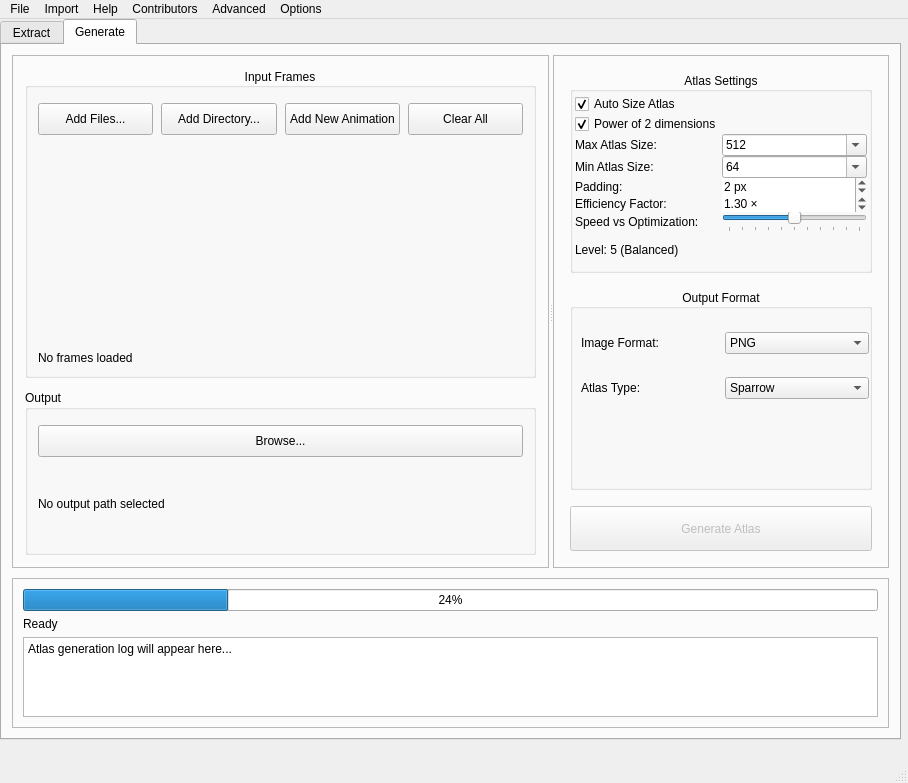
Before: the Qt Designer form src/gui/app.ui in MeguminBOT/TextureAtlas-to-GIF-and-Frames, drawn with Qt 5.
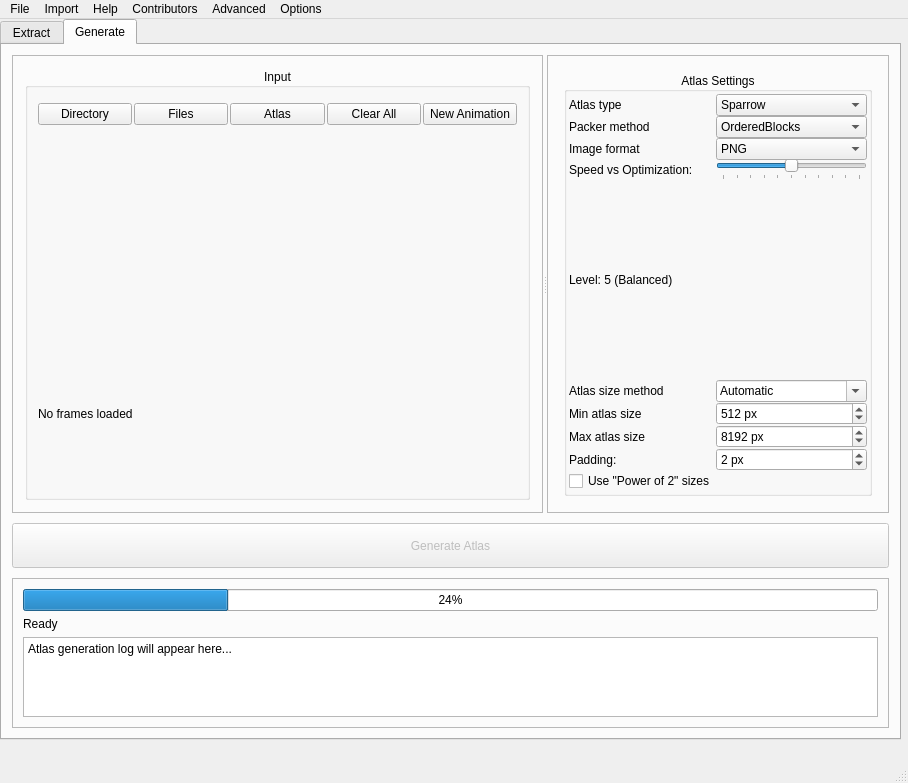
After: the same form once the commit is applied.

Commit message:
Removing advanced packers for now and instead add simpler packers.
MaxRects will be added soon, and then an overkill custom packer.

What changed in the file:
```diff
--- a/src/gui/app.ui
+++ b/src/gui/app.ui
@@ -1063,7 +1063,7 @@
           <item>
            <widget class="QGroupBox" name="input_group">
             <property name="title">
-             <string>Input Frames</string>
+             <string>Input</string>
             </property>
             <property name="alignment">
              <set>Qt::AlignmentFlag::AlignCenter</set>
@@ -1088,49 +1088,55 @@
               <number>10</number>
              </property>
              <item>
-              <layout class="QHBoxLayout" name="buttons_layout">
+              <layout class="QHBoxLayout" name="input_buttons_layout" stretch="0,0,0,0,0">
                <property name="spacing">
-                <number>8</number>
+                <number>2</number>
                </property>
-               <item>
-                <widget class="QPushButton" name="add_files_button">
-                 <property name="minimumSize">
-                  <size>
-                   <width>0</width>
-                   <height>32</height>
-                  </size>
-                 </property>
-                 <property name="text">
-                  <string>Add Files...</string>
-                 </property>
-                 <property name="flat">
-                  <bool>false</bool>
-                 </property>
-                </widget>
-               </item>
                <item>
                 <widget class="QPushButton" name="add_directory_button">
                  <property name="minimumSize">
                   <size>
                    <width>0</width>
-                   <height>32</height>
+                   <height>16</height>
                   </size>
                  </property>
                  <property name="text">
-                  <string>Add Directory...</string>
+                  <string>Directory</string>
                  </property>
                 </widget>
                </item>
                <item>
-                <widget class="QPushButton" name="add_animation_button">
+                <widget class="QPushButton" name="add_files_button">
                  <property name="minimumSize">
                   <size>
                    <width>0</width>
-                   <height>32</height>
+                   <height>16</height>
                   </size>
                  </property>
                  <property name="text">
-                  <string>Add New Animation</string>
+                  <string>Files</string>
+                 </property>
+                 <property name="flat">
+                  <bool>false</bool>
+                 </property>
+                </widget>
+               </item>
+               <item>
+                <widget class="QPushButton" name="add_existing_atlas_button">
+                 <property name="minimumSize">
+                  <size>
+                   <width>0</width>
+                   <height>16</height>
+                  </size>
+                 </property>
+                 <property name="statusTip">
+                  <string>Adds an existing atlas to be regenerated by the generator</string>
+                 </property>
+                 <property name="text">
+                  <string>Atlas</string>
+                 </property>
+                 <property name="flat">
+                  <bool>false</bool>
                  </property>
                 </widget>
                </item>
@@ -1139,7 +1145,7 @@
                  <property name="minimumSize">
                   <size>
                    <width>0</width>
-                   <height>32</height>
+                   <height>16</height>
                   </size>
                  </property>
                  <property name="text">
@@ -1147,6 +1153,22 @@
                  </property>
                 </widget>
                </item>
+               <item>
+                <widget class="QPushButton" name="add_animation_button">
+                 <property name="minimumSize">
+                  <size>
+                   <width>0</width>
+                   <height>16</height>
+                  </size>
+                 </property>
+                 <property name="statusTip">
+                  <string>Manually adds a new animation entry for the atlas</string>
+                 </property>
+                 <property name="text">
+                  <string>New Animation</string>
+                 </property>
+                </widget>
+               </item>
               </layout>
              </item>
              <item>
@@ -1169,57 +1191,6 @@
             </layout>
            </widget>
           </item>
-          <item>
-           <widget class="QGroupBox" name="output_group">
-            <property name="title">
-             <string>Output</string>
-            </property>
-            <layout class="QVBoxLayout" name="output_layout">
-             <property name="spacing">
-              <number>8</number>
-             </property>
-             <property name="leftMargin">
-              <number>10</number>
-             </property>
-             <property name="topMargin">
-              <number>15</number>
-             </property>
-             <property name="rightMargin">
-              <number>10</number>
-             </property>
-             <property name="bottomMargin">
-              <number>10</number>
-             </property>
-             <item>
-              <widget class="QPushButton" name="output_path_button">
-               <property name="minimumSize">
-                <size>
-                 <width>0</width>
-                 <height>32</height>
-                </size>
-               </property>
-               <property name="text">
-                <string>Browse...</string>
-               </property>
-              </widget>
-             </item>
-             <item>
-              <layout class="QHBoxLayout" name="output_path_layout">
-               <property name="spacing">
-                <number>8</number>
-               </property>
-               <item>
-                <widget class="QLabel" name="output_path_label">
-                 <property name="text">
-                  <string>No output path selected</string>
-                 </property>
-                </widget>
-               </item>
-              </layout>
-             </item>
-            </layout>
-           </widget>
-          </item>
          </layout>
         </widget>
         <widget class="QFrame" name="settings_panel">
@@ -1256,7 +1227,7 @@
             <property name="flat">
              <bool>true</bool>
             </property>
-            <layout class="QGridLayout" name="atlas_layout">
+            <layout class="QGridLayout" name="atlas_layout" rowstretch="0,0,0,0,0,0,0,0,0,0,0,0,0,0,0,0,0,0,0,0,0,0,0,0,0,0,0">
              <property name="sizeConstraint">
               <enum>QLayout::SizeConstraint::SetNoConstraint</enum>
              </property>
@@ -1275,7 +1246,140 @@
              <property name="spacing">
               <number>0</number>
              </property>
-             <item row="7" column="1">
+             <item row="21" column="2">
+              <widget class="QComboBox" name="atlas_size_method_combobox">
+               <property name="toolTip">
+                <string>&lt;html&gt;&lt;head/&gt;&lt;body&gt;&lt;p&gt;&lt;span style=&quot; font-weight:700;&quot;&gt;Atlas sizing method:&lt;/span&gt;&lt;br/&gt;• &lt;span style=&quot; font-style:italic;&quot;&gt;Automatic&lt;/span&gt;: Detects smallest needed pixel size&lt;br/&gt;• &lt;span style=&quot; font-style:italic;&quot;&gt;MinMax&lt;/span&gt;: Limits size between min and max resolution&lt;br/&gt;• &lt;span style=&quot; font-style:italic;&quot;&gt;Manual&lt;/span&gt;: Enter exact resolution manually&lt;/p&gt;&lt;p&gt;Automatic is recommended.&lt;/p&gt;&lt;/body&gt;&lt;/html&gt;</string>
+               </property>
+               <property name="statusTip">
+                <string>Choose how the atlas size is determined</string>
+               </property>
+               <property name="editable">
+                <bool>true</bool>
+               </property>
+               <item>
+                <property name="text">
+                 <string>Automatic</string>
+                </property>
+               </item>
+               <item>
+                <property name="text">
+                 <string>MinMax</string>
+                </property>
+               </item>
+               <item>
+                <property name="text">
+                 <string>Manual</string>
+                </property>
+               </item>
+              </widget>
+             </item>
+             <item row="5" column="2">
+              <widget class="QComboBox" name="packer_method_combobox">
+               <item>
+                <property name="text">
+                 <string>OrderedBlocks</string>
+                </property>
+               </item>
+               <item>
+                <property name="text">
+                 <string>GrowingBin</string>
+                </property>
+               </item>
+              </widget>
+             </item>
+             <item row="3" column="0">
+              <widget class="QLabel" name="atlas_type_label">
+               <property name="text">
+                <string>Atlas type</string>
+               </property>
+              </widget>
+             </item>
+             <item row="6" column="2">
+              <widget class="QComboBox" name="image_format_combo">
+               <item>
+                <property name="text">
+                 <string>PNG</string>
+                </property>
+               </item>
+               <item>
+                <property name="text">
+                 <string>JPEG</string>
+                </property>
+               </item>
+              </widget>
+             </item>
+             <item row="23" column="2">
+              <widget class="QSpinBox" name="atlas_size_spinbox_1">
+               <property name="statusTip">
+                <string/>
+               </property>
+               <property name="suffix">
+                <string> px</string>
+               </property>
+               <property name="minimum">
+                <number>32</number>
+               </property>
+               <property name="maximum">
+                <number>65536</number>
+               </property>
+               <property name="value">
+                <number>512</number>
+               </property>
+              </widget>
+             </item>
+             <item row="21" column="0">
+              <widget class="QLabel" name="atlas_size_method_label">
+               <property name="toolTip">
+                <string>&lt;html&gt;&lt;head/&gt;&lt;body&gt;&lt;p&gt;&lt;span style=&quot; font-weight:700;&quot;&gt;Atlas sizing method:&lt;/span&gt;&lt;br/&gt;• &lt;span style=&quot; font-style:italic;&quot;&gt;Automatic&lt;/span&gt;: Detects smallest needed pixel size&lt;br/&gt;• &lt;span style=&quot; font-style:italic;&quot;&gt;MinMax&lt;/span&gt;: Limits size between min and max resolution&lt;br/&gt;• &lt;span style=&quot; font-style:italic;&quot;&gt;Manual&lt;/span&gt;: Enter exact resolution manually&lt;/p&gt;&lt;p&gt;Automatic is recommended.&lt;/p&gt;&lt;/body&gt;&lt;/html&gt;</string>
+               </property>
+               <property name="statusTip">
+                <string>Choose how the atlas size is determined</string>
+               </property>
+               <property name="text">
+                <string>Atlas size method</string>
+               </property>
+              </widget>
+             </item>
+             <item row="26" column="0">
+              <widget class="QCheckBox" name="power_of_2_check">
+               <property name="toolTip">
+                <string>&lt;html&gt;&lt;head/&gt;&lt;body&gt;&lt;p&gt;Power-of-two sizes &lt;span style=&quot; font-style:italic;&quot;&gt;may&lt;/span&gt; enable faster loading, better compression, and full support for mipmaps and tiling.&lt;/p&gt;&lt;p&gt;&lt;br/&gt;&lt;/p&gt;&lt;p&gt;&lt;span style=&quot; font-weight:700; font-style:italic;&quot;&gt;Older GPUs and WebGL 1&lt;/span&gt;&lt;span style=&quot; font-style:italic;&quot;&gt; often require Po2 textures for full compatibility or better performance&lt;br/&gt;&lt;/span&gt;&lt;span style=&quot; font-weight:700; font-style:italic;&quot;&gt;Modern GPUs and WebGL 2+&lt;/span&gt;&lt;span style=&quot; font-style:italic;&quot;&gt; fully support non-Po2 textures without penalty.&lt;/span&gt;&lt;/p&gt;&lt;p&gt;&lt;br/&gt;&lt;span style=&quot; font-weight:700;&quot;&gt;Use Po2 textures when&lt;/span&gt;&lt;/p&gt;&lt;p&gt;&lt;span style=&quot; font-style:italic;&quot;&gt;Memory usage is important or you're not using &lt;/span&gt;&lt;span style=&quot; font-weight:700; font-style:italic;&quot;&gt;mipmapping&lt;/span&gt;&lt;span style=&quot; font-style:italic;&quot;&gt;, &lt;/span&gt;&lt;span style=&quot; font-weight:700; font-style:italic;&quot;&gt;texture wrapping&lt;/span&gt;&lt;span style=&quot; font-style:italic;&quot;&gt;, or &lt;/span&gt;&lt;span style=&quot; font-weight:700; font-style:italic;&quot;&gt;GPU compression.&lt;/span&gt;&lt;/p&gt;&lt;p&gt;&lt;br/&gt;&lt;/p&gt;&lt;p&gt;&lt;span style=&quot; font-weight:700;&quot;&gt;Use Po2 textures when&lt;/span&gt;&lt;/p&gt;&lt;p&gt;&lt;span style=&quot; font-style:italic;&quot;&gt;Targeting older devices or you're using &lt;/span&gt;&lt;span style=&quot; font-weight:700; font-style:italic;&quot;&gt;mipmapping&lt;/span&gt;&lt;span style=&quot; font-style:italic;&quot;&gt;, &lt;/span&gt;&lt;span style=&quot; font-weight:700; font-style:italic;&quot;&gt;texture wrapping&lt;/span&gt;&lt;span style=&quot; font-style:italic;&quot;&gt;, or &lt;/span&gt;&lt;span style=&quot; font-weight:700; font-style:italic;&quot;&gt;GPU compression.&lt;/span&gt;&lt;/p&gt;&lt;/body&gt;&lt;/html&gt;</string>
+               </property>
+               <property name="toolTipDuration">
+                <number>1</number>
+               </property>
+               <property name="statusTip">
+                <string>Pads the atlas to the nearest power-of-two size (e.g., 512, 1024, 4096). Improves compatibility with older hardware.</string>
+               </property>
+               <property name="text">
+                <string>Use &quot;Power of 2&quot; sizes</string>
+               </property>
+               <property name="checked">
+                <bool>false</bool>
+               </property>
+              </widget>
+             </item>
+             <item row="23" column="0">
+              <widget class="QLabel" name="atlas_size_label_1">
+               <property name="statusTip">
+                <string/>
+               </property>
+               <property name="text">
+                <string>Min atlas size</string>
+               </property>
+              </widget>
+             </item>
+             <item row="3" column="2">
+              <widget class="QComboBox" name="atlas_type_combo">
+               <item>
+                <property name="text">
+                 <string>Sparrow</string>
+                </property>
+               </item>
+              </widget>
+             </item>
+             <item row="12" column="2">
               <widget class="QSlider" name="speed_optimization_slider">
                <property name="minimum">
                 <number>0</number>
@@ -1297,178 +1401,77 @@
                </property>
               </widget>
              </item>
-             <item row="9" column="0" colspan="2">
-              <widget class="QLabel" name="speed_opt_value_label">
+             <item row="12" column="0">
+              <widget class="QLabel" name="speed_optimization_label">
+               <property name="text">
+                <string>Speed vs Optimization:</string>
+               </property>
+              </widget>
+             </item>
+             <item row="24" column="2">
+              <widget class="QSpinBox" name="atlas_size_spinbox_2">
+               <property name="statusTip">
+                <string/>
+               </property>
+               <property name="suffix">
+                <string> px</string>
+               </property>
+               <property name="minimum">
+                <number>128</number>
+               </property>
+               <property name="maximum">
+                <number>65536</number>
+               </property>
+               <property name="value">
+                <number>8192</number>
+               </property>
+              </widget>
+             </item>
+             <item row="20" column="0">
+              <widget class="QLabel" name="speed_optimization_value_label">
                <property name="text">
                 <string>Level: 5 (Balanced)</string>
                </property>
               </widget>
              </item>
-             <item row="0" column="0" colspan="2">
-              <widget class="QCheckBox" name="auto_size_check">
+             <item row="5" column="0">
+              <widget class="QLabel" name="packer_method_label">
                <property name="text">
-                <string>Auto Size Atlas</string>
+                <string>Packer method</string>
                </property>
-               <property name="checked">
-                <bool>true</bool>
+              </widget>
+             </item>
+             <item row="6" column="0">
+              <widget class="QLabel" name="image_format_label">
+               <property name="text">
+                <string>Image format</string>
                </property>
               </widget>
              </item>
-             <item row="4" column="0">
+             <item row="24" column="0">
+              <widget class="QLabel" name="atlas_size_label_2">
+               <property name="statusTip">
+                <string/>
+               </property>
+               <property name="text">
+                <string>Max atlas size</string>
+               </property>
+              </widget>
+             </item>
+             <item row="25" column="0">
               <widget class="QLabel" name="padding_label">
                <property name="text">
                 <string>Padding:</string>
                </property>
               </widget>
              </item>
-             <item row="2" column="1">
-              <widget class="QComboBox" name="max_size_combo">
-               <property name="inputMethodHints">
-                <set>Qt::InputMethodHint::ImhDigitsOnly|Qt::InputMethodHint::ImhEmailCharactersOnly</set>
-               </property>
-               <property name="editable">
-                <bool>true</bool>
-               </property>
-               <item>
-                <property name="text">
-                 <string>512</string>
-                </property>
-               </item>
-               <item>
-                <property name="text">
-                 <string>1024</string>
-                </property>
-               </item>
-               <item>
-                <property name="text">
-                 <string>2048</string>
-                </property>
-               </item>
-               <item>
-                <property name="text">
-                 <string>4096</string>
-                </property>
-               </item>
-               <item>
-                <property name="text">
-                 <string>8192</string>
-                </property>
-               </item>
-              </widget>
-             </item>
-             <item row="6" column="0">
-              <widget class="QLabel" name="efficiency_label">
-               <property name="text">
-                <string>Efficiency Factor:</string>
-               </property>
-              </widget>
-             </item>
-             <item row="6" column="1">
-              <widget class="QDoubleSpinBox" name="efficiency_spin">
-               <property name="statusTip">
-                <string notr="true"/>
-               </property>
-               <property name="frame">
-                <bool>false</bool>
-               </property>
-               <property name="alignment">
-                <set>Qt::AlignmentFlag::AlignLeading|Qt::AlignmentFlag::AlignLeft|Qt::AlignmentFlag::AlignVCenter</set>
-               </property>
-               <property name="showGroupSeparator" stdset="0">
-                <bool>false</bool>
-               </property>
-               <property name="suffix">
-                <string> ×</string>
-               </property>
-               <property name="minimum">
-                <double>1.000000000000000</double>
-               </property>
-               <property name="maximum">
-                <double>3.000000000000000</double>
-               </property>
-               <property name="singleStep">
-                <double>0.100000000000000</double>
-               </property>
-               <property name="value">
-                <double>1.300000000000000</double>
-               </property>
-              </widget>
-             </item>
-             <item row="3" column="0">
-              <widget class="QLabel" name="min_size_label">
-               <property name="text">
-                <string>Min Atlas Size:</string>
-               </property>
-              </widget>
-             </item>
-             <item row="2" column="0">
-              <widget class="QLabel" name="max_size_label">
-               <property name="text">
-                <string>Max Atlas Size:</string>
-               </property>
-              </widget>
-             </item>
-             <item row="1" column="0">
-              <widget class="QCheckBox" name="power_of_2_check">
-               <property name="text">
-                <string>Power of 2 dimensions</string>
-               </property>
-               <property name="checked">
-                <bool>true</bool>
-               </property>
-              </widget>
-             </item>
-             <item row="3" column="1">
-              <widget class="QComboBox" name="min_size_combo">
-               <property name="inputMethodHints">
-                <set>Qt::InputMethodHint::ImhDigitsOnly</set>
-               </property>
-               <property name="editable">
-                <bool>true</bool>
-               </property>
-               <property name="currentText">
-                <string>64</string>
-               </property>
-               <property name="sizeAdjustPolicy">
-                <enum>QComboBox::SizeAdjustPolicy::AdjustToContents</enum>
-               </property>
-               <property name="frame">
-                <bool>true</bool>
-               </property>
-               <item>
-                <property name="text">
-                 <string>64</string>
-                </property>
-               </item>
-               <item>
-                <property name="text">
-                 <string>128</string>
-                </property>
-               </item>
-               <item>
-                <property name="text">
-                 <string>256</string>
-                </property>
-               </item>
-               <item>
-                <property name="text">
-                 <string>512</string>
-                </property>
-               </item>
-               <item>
-                <property name="text">
-                 <string>1024</string>
-                </property>
-               </item>
-              </widget>
-             </item>
-             <item row="4" column="1">
+             <item row="25" column="2">
               <widget class="QSpinBox" name="padding_spin">
                <property name="statusTip">
                 <string notr="true"/>
                </property>
                <property name="frame">
-                <bool>false</bool>
+                <bool>true</bool>
                </property>
                <property name="alignment">
                 <set>Qt::AlignmentFlag::AlignLeading|Qt::AlignmentFlag::AlignLeft|Qt::AlignmentFlag::AlignVCenter</set>
@@ -1477,110 +1480,36 @@
                 <string> px</string>
                </property>
                <property name="maximum">
-                <number>32</number>
+                <number>64</number>
                </property>
                <property name="value">
                 <number>2</number>
                </property>
               </widget>
              </item>
-             <item row="7" column="0">
-              <widget class="QLabel" name="speed_opt_label">
-               <property name="text">
-                <string>Speed vs Optimization:</string>
-               </property>
-              </widget>
-             </item>
             </layout>
            </widget>
           </item>
-          <item>
-           <widget class="QGroupBox" name="format_group">
-            <property name="title">
-             <string>Output Format</string>
-            </property>
-            <property name="alignment">
-             <set>Qt::AlignmentFlag::AlignCenter</set>
-            </property>
-            <property name="flat">
-             <bool>true</bool>
-            </property>
-            <layout class="QGridLayout" name="format_layout">
-             <property name="leftMargin">
-              <number>8</number>
-             </property>
-             <property name="topMargin">
-              <number>0</number>
-             </property>
-             <property name="rightMargin">
-              <number>0</number>
-             </property>
-             <property name="bottomMargin">
-              <number>64</number>
-             </property>
-             <property name="spacing">
-              <number>0</number>
-             </property>
-             <item row="0" column="1">
-              <widget class="QComboBox" name="image_format_combo">
-               <item>
-                <property name="text">
-                 <string>PNG</string>
-                </property>
-               </item>
-               <item>
-                <property name="text">
-                 <string>JPEG</string>
-                </property>
-               </item>
-              </widget>
-             </item>
-             <item row="0" column="0">
-              <widget class="QLabel" name="image_format_label">
-               <property name="text">
-                <string>Image Format:</string>
-               </property>
-              </widget>
-             </item>
-             <item row="1" column="0">
-              <widget class="QLabel" name="atlas_type_label">
-               <property name="text">
-                <string>Atlas Type:</string>
-               </property>
-              </widget>
-             </item>
-             <item row="1" column="1">
-              <widget class="QComboBox" name="atlas_type_combo">
-               <item>
-                <property name="text">
-                 <string>Sparrow</string>
-                </property>
-               </item>
-              </widget>
-             </item>
-            </layout>
-           </widget>
-          </item>
-          <item>
-           <widget class="QPushButton" name="generate_button">
-            <property name="enabled">
-             <bool>false</bool>
-            </property>
-            <property name="minimumSize">
-             <size>
-              <width>0</width>
-              <height>45</height>
-             </size>
-            </property>
-            <property name="text">
-             <string>Generate Atlas</string>
-            </property>
-           </widget>
-          </item>
          </layout>
         </widget>
        </widget>
       </item>
+      <item>
+       <widget class="QPushButton" name="generate_button">
+        <property name="enabled">
+         <bool>false</bool>
+        </property>
+        <property name="minimumSize">
+         <size>
+          <width>0</width>
+          <height>45</height>
+         </size>
+        </property>
+        <property name="text">
+         <string>Generate Atlas</string>
+        </property>
+       </widget>
+      </item>
       <item>
        <widget class="QFrame" name="progress_panel">
         <property name="maximumSize">
```
Left out of the diff: 27 changed lines with no effect on the pictures. The commit also changes 8 other files.
